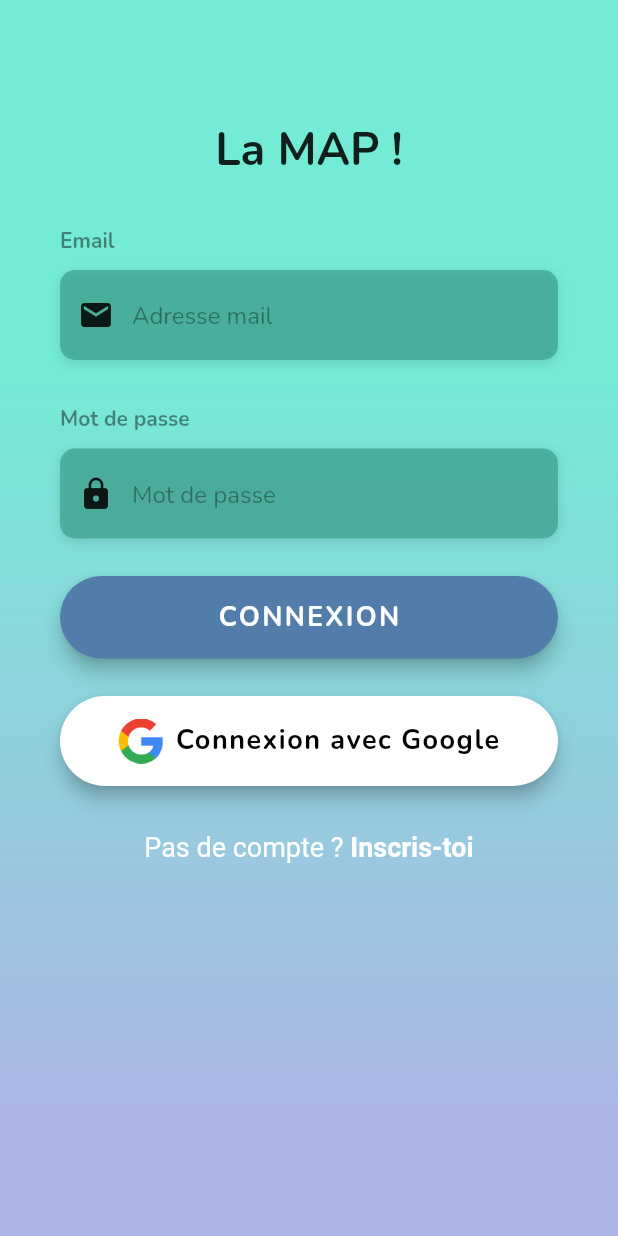
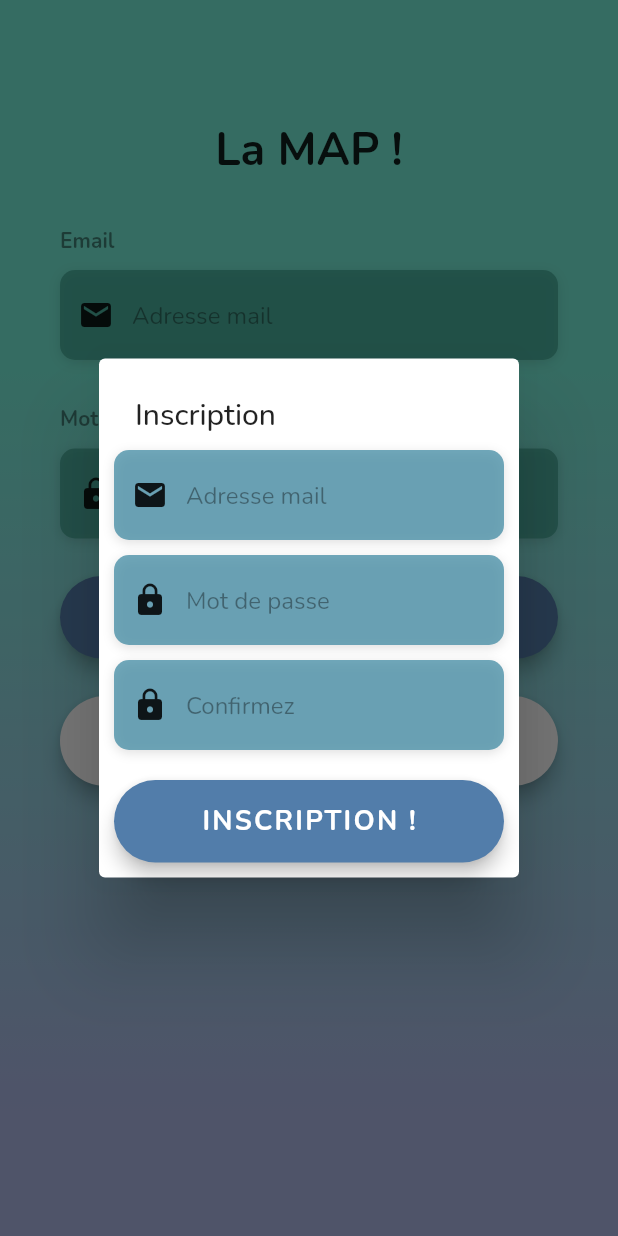
Before and after one commit to Thibma/La-Map, a Flutter app: the screen it shows after launch, after a tap on an icon or button, on a phone screen of 412 x 824 dp. Run offline on Flutter 3.47's test engine with Material 2 defaults, Android fonts, the phone set to English and light mode, and no system bars; our stand-ins replace firebase_auth, firebase_core, firebase_storage, get, google_fonts, google_maps_flutter and 3 more; accounts and stored records are empty.

Commit message:
sign in + signup done

```diff
--- a/frontend/la_map/lib/main.dart
+++ b/frontend/la_map/lib/main.dart
@@ -1,4 +1,5 @@
 import 'package:flutter/material.dart';
+import 'package:get/route_manager.dart';
 import 'package:la_map/pages/login_page.dart';
 import 'package:google_fonts/google_fonts.dart';
 
@@ -11,7 +12,7 @@ class MyApp extends StatelessWidget {
 
   @override
   Widget build(BuildContext context) {
-    return MaterialApp(
+    return GetMaterialApp(
       theme: ThemeData(
         textTheme: GoogleFonts.nunitoTextTheme(Theme.of(context).textTheme),
       ),
--- a/frontend/la_map/lib/models/user_model.dart
+++ b/frontend/la_map/lib/models/user_model.dart
@@ -1,4 +1,4 @@
-class UserModel {
+class User {
   final String pseudo;
   final String id;
   final String idFirebase;
@@ -7,7 +7,7 @@ class UserModel {
   //final DateTime lastConnexion;
   //final List<Place> places;
 
-  const UserModel({
+  const User({
     required this.pseudo,
     required this.id,
     required this.idFirebase,
@@ -15,8 +15,8 @@ class UserModel {
     required this.idImage,
   });
 
-  factory UserModel.fromJson(Map<String, dynamic> json) {
-    return UserModel(
+  factory User.fromJson(Map<String, dynamic> json) {
+    return User(
       pseudo: json['pseudo'],
       id: json['_id'],
       friends: json['friends'],
--- a/frontend/la_map/lib/pages/home_page.dart
+++ b/frontend/la_map/lib/pages/home_page.dart
@@ -1,18 +1,14 @@
 import 'package:flutter/material.dart';
 import 'package:google_maps_flutter/google_maps_flutter.dart';
 
-void main() {
-  runApp(const MyApp());
+class HomePage extends StatefulWidget {
+  const HomePage({Key? key}) : super(key: key);
+
+  @override
+  _HomePageState createState() => _HomePageState();
 }
 
-class MyApp extends StatefulWidget {
-  const MyApp({Key? key}) : super(key: key);
-
-  @override
-  _MyAppState createState() => _MyAppState();
-}
-
-class _MyAppState extends State<MyApp> {
+class _HomePageState extends State<HomePage> {
   late GoogleMapController mapController;
 
   final LatLng _center = const LatLng(45.521563, -122.677433);
@@ -23,22 +19,19 @@ class _MyAppState extends State<MyApp> {
 
   @override
   Widget build(BuildContext context) {
-    return MaterialApp(
-      home: Scaffold(
+    return Scaffold(
       appBar: AppBar(
         title: const Text('La MAP'),
         backgroundColor: Colors.green[700],
         actions: [
           IconButton(
-                onPressed: () => {print("test")},
-                icon: const Icon(Icons.person))
+              onPressed: () => {print("test")}, icon: const Icon(Icons.person))
         ],
       ),
       body: GoogleMap(
         onMapCreated: _onMapCreated,
         initialCameraPosition: CameraPosition(target: _center, zoom: 11.0),
       ),
-      ),
     );
   }
 }
--- /dev/null
+++ b/frontend/la_map/lib/pages/widgets/signup_password.dart
@@ -0,0 +1,106 @@
+import 'package:flutter/material.dart';
+import 'package:la_map/utils/constants.dart';
+import 'package:get/get.dart';
+import 'package:la_map/services/authentication.dart';
+
+void signUpDialog(BuildContext context) async {
+  final mailController = TextEditingController();
+  final passwordController = TextEditingController();
+  final confirmPasswordController = TextEditingController();
+
+  return showDialog(
+      context: context,
+      builder: (BuildContext context) {
+        return SimpleDialog(
+          title: Text("Inscription"),
+          contentPadding: EdgeInsets.all(10.0),
+          children: [
+            Container(
+              alignment: Alignment.centerLeft,
+              decoration: kBoxDecorationStyleDown,
+              height: 60.0,
+              child: TextField(
+                controller: mailController,
+                keyboardType: TextInputType.emailAddress,
+                style: TextStyle(color: Colors.black38),
+                decoration: InputDecoration(
+                    border: InputBorder.none,
+                    contentPadding: EdgeInsets.only(top: 14.0),
+                    prefixIcon: Icon(Icons.email, color: Colors.black87),
+                    hintText: 'Adresse mail',
+                    hintStyle: kHintTextStyle),
+              ),
+            ),
+            SizedBox(
+              height: 10,
+            ),
+            Container(
+              alignment: Alignment.centerLeft,
+              decoration: kBoxDecorationStyleDown,
+              height: 60.0,
+              child: TextField(
+                controller: passwordController,
+                obscureText: true,
+                decoration: InputDecoration(
+                    border: InputBorder.none,
+                    contentPadding: EdgeInsets.only(top: 14.0),
+                    prefixIcon: Icon(Icons.lock, color: Colors.black87),
+                    hintText: 'Mot de passe',
+                    hintStyle: kHintTextStyle),
+              ),
+            ),
+            SizedBox(
+              height: 10,
+            ),
+            Container(
+              alignment: Alignment.centerLeft,
+              decoration: kBoxDecorationStyleDown,
+              height: 60.0,
+              child: TextField(
+                controller: confirmPasswordController,
+                obscureText: true,
+                decoration: InputDecoration(
+                    border: InputBorder.none,
+                    contentPadding: EdgeInsets.only(top: 14.0),
+                    prefixIcon: Icon(Icons.lock, color: Colors.black87),
+                    hintText: 'Confirmez',
+                    hintStyle: kHintTextStyle),
+              ),
+            ),
+            SizedBox(
+              height: 20,
+            ),
+            ElevatedButton(
+              onPressed: (() {
+                if (mailController.text.isEmpty ||
+                    passwordController.text.isEmpty ||
+                    confirmPasswordController.text.isEmpty ||
+                    passwordController.text != confirmPasswordController.text) {
+                  Get.snackbar("Erreur lors de l'inscription",
+                      "Merci de compléter tous les champs ou vérifiez que les mots de passes sont pareils.",
+                      backgroundColor: Colors.white);
+                  return;
+                }
+                Authentication.signUpWithEmailAndPassword(
+                    mailController.text, passwordController.text, context);
+              }),
+              style: ButtonStyle(
+                  elevation: MaterialStateProperty.all(5.0),
+                  padding: MaterialStateProperty.all(EdgeInsets.all(15.0)),
+                  backgroundColor: MaterialStateProperty.all(Color(0xFF527DAA)),
+                  shape: MaterialStateProperty.all(RoundedRectangleBorder(
+                      borderRadius: BorderRadius.circular(30.0)))),
+              child: Text(
+                'INSCRIPTION !',
+                style: TextStyle(
+                  color: Colors.white,
+                  letterSpacing: 1.5,
+                  fontSize: 18.0,
+                  fontWeight: FontWeight.bold,
+                ),
+              ),
+            ),
+          ],
+        );
+      });
+}
--- a/frontend/la_map/lib/requests/user_requests.dart
+++ /dev/null
@@ -1 +0,0 @@
-// TODO
```
Also changed, not shown: frontend/la_map/lib/pages/login_page.dart (+52 -12 lines), frontend/la_map/lib/pages/signup_page.dart (+25 -1 lines), frontend/la_map/lib/services/authentication.dart (+42 -0 lines), frontend/la_map/lib/services/network.dart (+21 -2 lines), 1 other file. Lines whose indentation alone changed are shown as unchanged.
